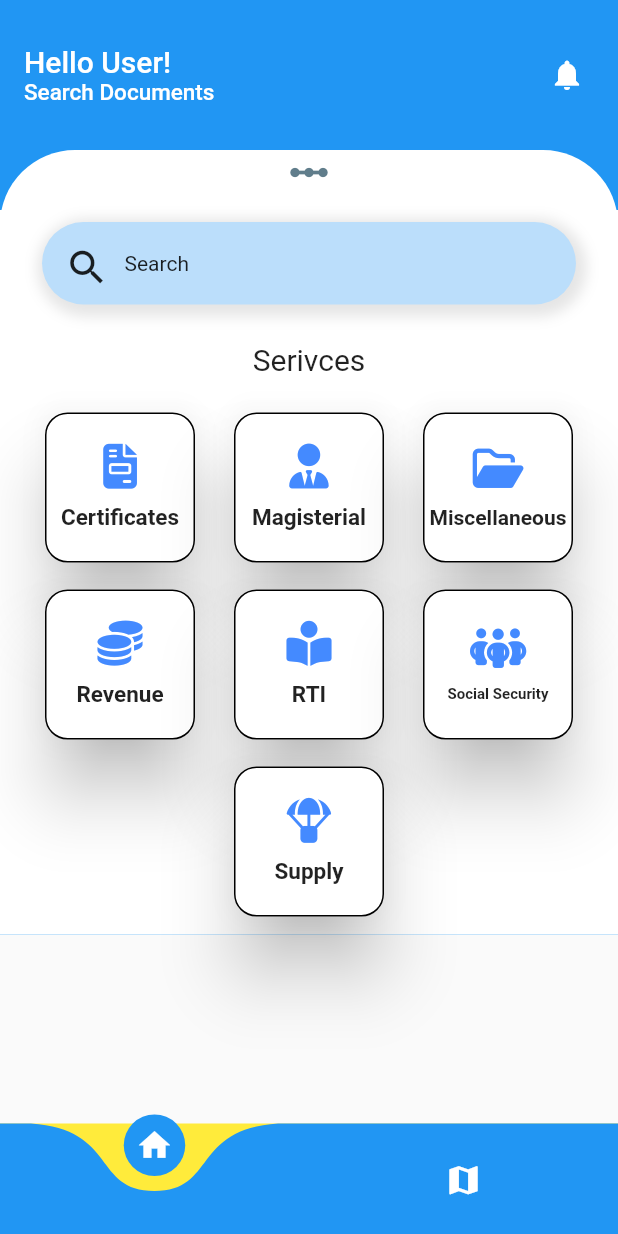
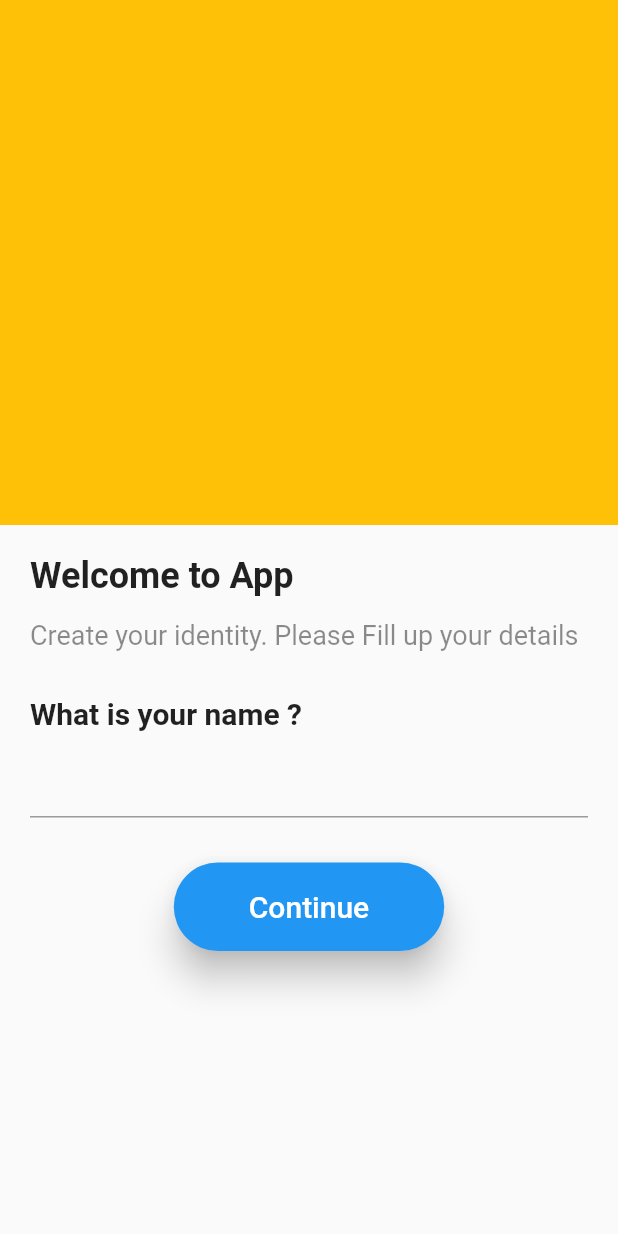
Before and after one commit to ParthBhuva97/SSIP, a Flutter app: the screen it shows after launch, on a phone screen of 412 x 824 dp. Run offline on Flutter 3.47's test engine with Material 2 defaults, Android fonts, the phone set to English and light mode, and no system bars; drawn by our look-alikes of curved_navigation_bar; our stand-ins replace firebase_core, flutter_neumorphic, font_awesome_flutter, shared_preferences; accounts and stored records are empty.

Commit message:
Added OnBoarding Screen

```diff
--- /dev/null
+++ b/lib/onBoardingScreen.dart
@@ -0,0 +1,146 @@
+import 'package:flutter/material.dart';
+import 'package:jsk_app/homepage.dart';
+import 'package:shared_preferences/shared_preferences.dart';
+
+class OnBoardingScreen extends StatefulWidget {
+  const OnBoardingScreen({super.key});
+
+  @override
+  State<OnBoardingScreen> createState() => _OnBoardingScreenState();
+}
+
+class _OnBoardingScreenState extends State<OnBoardingScreen> {
+  TextEditingController nameController = new TextEditingController();
+  @override
+  Widget build(BuildContext context) {
+    return Scaffold(
+      body: CustomScrollView(
+        slivers: [
+          SliverAppBar(
+            pinned: true,
+            floating: false,
+            expandedHeight: 350,
+            backgroundColor: Colors.amber,
+          ),
+          SliverToBoxAdapter(
+            child: Padding(
+                padding: EdgeInsets.all(10),
+                child: Column(
+                  mainAxisAlignment: MainAxisAlignment.center,
+                  children: [
+                    Padding(
+                      padding: const EdgeInsets.all(10.0),
+                      child: Container(
+                        width: double.infinity,
+                        child: Row(
+                          mainAxisAlignment: MainAxisAlignment.start,
+                          children: [
+                            Text(
+                              "Welcome to App",
+                              style: TextStyle(
+                                  fontSize: 24, fontWeight: FontWeight.bold),
+                            )
+                          ],
+                        ),
+                      ),
+                    ),
+                    Padding(
+                      padding: const EdgeInsets.symmetric(
+                          vertical: 5.0, horizontal: 10.0),
+                      child: Container(
+                        width: double.infinity,
+                        child: Expanded(
+                            child: Text(
+                                "Create your identity. Please Fill up your details",
+                                style: TextStyle(
+                                  color: Colors.black45,
+                                  fontSize: 18,
+                                ),
+                                overflow: TextOverflow.fade)),
+                      ),
+                    ),
+                    Padding(
+                      padding:
+                          const EdgeInsets.only(top: 25.0, left: 10, right: 10),
+                      child: Container(
+                        width: double.infinity,
+                        child: Row(
+                          mainAxisAlignment: MainAxisAlignment.start,
+                          children: [
+                            Text(
+                              "What is your name ? ",
+                              style: TextStyle(
+                                  fontSize: 20, fontWeight: FontWeight.bold),
+                            )
+                          ],
+                        ),
+                      ),
+                    ),
+                    Padding(
+                      padding: const EdgeInsets.all(10.0),
+                      child: Container(
+                        width: double.infinity,
+                        child: TextField(
+                          controller: nameController,
+                          decoration: InputDecoration(
+                            border: UnderlineInputBorder(
+                              borderSide: BorderSide(
+                                color: Colors.black,
+                                width: 2.0,
+                                style: BorderStyle.solid,
+                              ),
+                            ),
+                          ),
+                        ),
+                      ),
+                    ),
+                    Padding(
+                      padding: EdgeInsets.all(20),
+                      child: ElevatedButton(
+                        onPressed: () async {
+                          final prefs = await SharedPreferences.getInstance();
+                          await prefs.setString(
+                              'username', nameController.text);
+                          Navigator.push(
+                              context,
+                              PageRouteBuilder(
+                                pageBuilder:
+                                    (context, animation, secondaryAnimation) =>
+                                        HomePage(),
+                                transitionsBuilder: (context, animation,
+                                    secondaryAnimation, child) {
+                                  const begin = Offset(0.0, 1.0);
+                                  const end = Offset.zero;
+                                  final tween = Tween(begin: begin, end: end);
+                                  final offsetAnimation =
+                                      animation.drive(tween);
+
+                                  return SlideTransition(
+                                    position: offsetAnimation,
+                                    child: child,
+                                  );
+                                },
+                              ));
+                        },
+                        style: ElevatedButton.styleFrom(
+                          padding: EdgeInsets.symmetric(
+                              horizontal: 50.0, vertical: 18.0),
+                          shape: RoundedRectangleBorder(
+                              borderRadius: BorderRadius.circular(50.0)),
+                          primary: Colors.blue,
+                          elevation: 10,
+                        ),
+                        child: Text(
+                          "Continue",
+                          style: TextStyle(fontSize: 20),
+                        ),
+                      ),
+                    )
+                  ],
+                )),
+          )
+        ],
+      ),
+    );
+  }
+}
--- a/lib/splashscreen.dart
+++ b/lib/splashscreen.dart
@@ -1,6 +1,7 @@
 import 'dart:async';
 import 'package:flutter/material.dart';
 import 'package:jsk_app/homepage.dart';
+import 'onBoardingScreen.dart';
 
 class SplashScreen extends StatefulWidget {
   const SplashScreen({super.key});
@@ -15,8 +16,8 @@ class _SplashScreenState extends State<SplashScreen> {
     super.initState();
     Timer(
         const Duration(seconds: 2),
-        () => Navigator.pushReplacement(
-            context, MaterialPageRoute(builder: (context) => HomePage())));
+        () => Navigator.pushReplacement(context,
+            MaterialPageRoute(builder: (context) => const OnBoardingScreen())));
   }
 
   @override
--- a/pubspec.yaml
+++ b/pubspec.yaml
@@ -40,6 +40,7 @@ dependencies:
   url_launcher: ^6.1.8
   font_awesome_flutter: ^10.3.0
   firebase_core: ^2.4.1
+  shared_preferences: ^2.0.17
 
 dev_dependencies:
   flutter_test:
```
Also changed, not shown: pubspec.lock, 1 other file.
